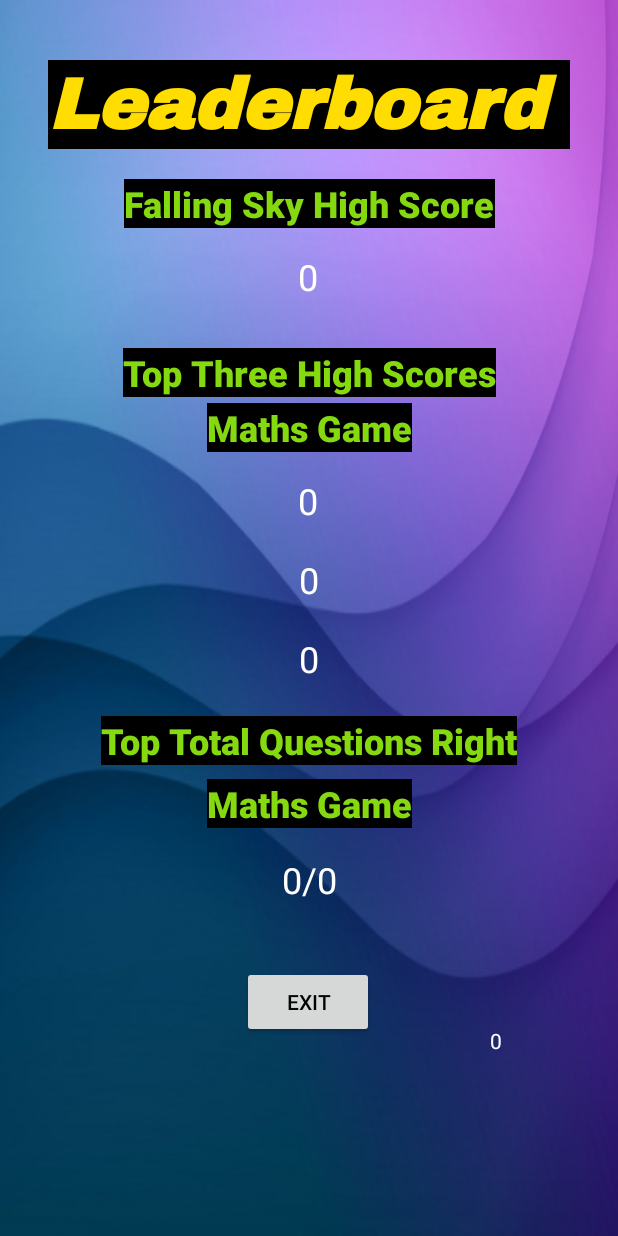
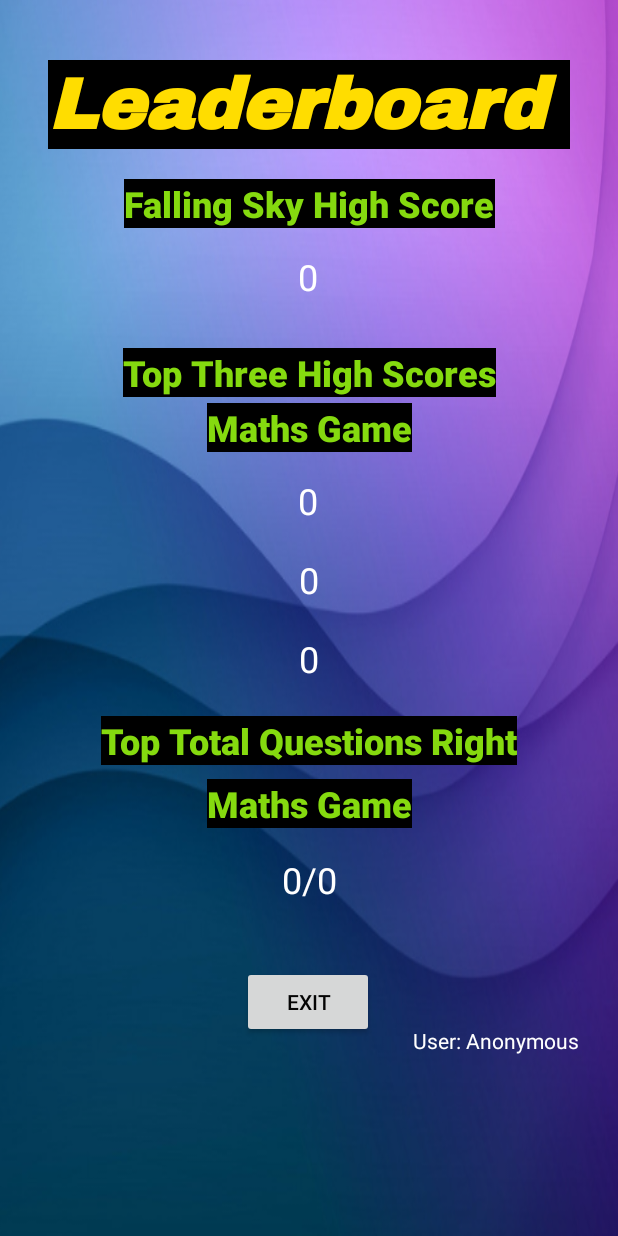
Before and after one commit to RoyFerguson0/Mobile_Madness_Android_Studio, an Android app: the LeaderboardActivity screen opened directly, with no data from a screen before it, on a phone screen of 412 x 824 dp. Run offline under Robolectric (Android 15) with nearby library versions, the phone set to English and light mode, and no system bars.

Commit message:
Roy - 27/12/2023 - 17:50
- Fixed the Leaderboard Display
- Added another Scroll View

```diff
--- a/app/src/main/java/Starter/LeaderboardActivity.java
+++ b/app/src/main/java/Starter/LeaderboardActivity.java
@@ -2,6 +2,7 @@ package Starter;
 
 import androidx.appcompat.app.AppCompatActivity;
 
+import android.annotation.SuppressLint;
 import android.content.Intent;
 import android.os.Bundle;
 import android.view.View;
@@ -16,12 +17,13 @@ import java.io.OutputStream;
 
 public class LeaderboardActivity extends AppCompatActivity {
     TextView lblFallingSkyHighScore, lblMathsHighScoreOne, lblMathsHighScoreTwo, lblMathsHighScoreThree, lblTotalQuestionsRight, lblPlayerName;
-    String[] stored = {"0","0","0","0","0","0","0"};
+    String[] stored = new String[]{"0","0","0","0","0","0","0"};
     String score;
     InputStream inStream;
     OutputStream outputStream;
 
     public void getScores(String file) {
+        stored = new String[]{"0", "0", "0", "0", "0", "0", "0"};
         try{
             inStream = openFileInput(file);
 
@@ -85,6 +87,7 @@ public class LeaderboardActivity extends AppCompatActivity {
     private String MathsQuizPoints;
 
 
+    @SuppressLint("SetTextI18n")
     @Override
     protected void onCreate(Bundle savedInstanceState) {
         super.onCreate(savedInstanceState);
@@ -104,14 +107,13 @@ public class LeaderboardActivity extends AppCompatActivity {
         lblMathsHighScoreTwo.setText(stored[1]);
         lblMathsHighScoreThree.setText(stored[2]);
         getScores("MathsGameTotalScore");
-        String message = stored[0] + "/" + stored[1];
-        lblTotalQuestionsRight.setText(message);
+        lblTotalQuestionsRight.setText(stored[0] + "/" + stored[1]);
 
         getScores("PlayerName");
-        if(stored[0].equals("") || stored[0] == null) {
-            lblPlayerName.setText("Anonymous User");
+        if(stored[0].equals("0") || stored[0] == null) {
+            lblPlayerName.setText("User: Anonymous");
         }else{
-            lblPlayerName.setText(stored[0]);
+            lblPlayerName.setText("User: " + stored[0]);
         }
     }
 
--- a/app/src/main/res/layout/activity_home_falling_sky.xml
+++ b/app/src/main/res/layout/activity_home_falling_sky.xml
@@ -9,6 +9,7 @@
     android:orientation="vertical"
     android:background="#e7dfc2"
     android:gravity="center">
+
 
     <ImageView
         android:layout_width="wrap_content"
--- a/app/src/main/res/layout/activity_leaderboard.xml
+++ b/app/src/main/res/layout/activity_leaderboard.xml
@@ -7,6 +7,12 @@
     android:background="@drawable/leaderboardbackgroundscreen"
     tools:context="Starter.LeaderboardActivity">
 
+    <ScrollView
+        android:layout_width="match_parent"
+        android:layout_height="match_parent" >
+        <androidx.constraintlayout.widget.ConstraintLayout
+            android:layout_width="match_parent"
+            android:layout_height="match_parent">
             <Button
                 android:id="@+id/btnExitToMenu"
                 android:layout_width="wrap_content"
@@ -177,5 +183,6 @@
                 app:layout_constraintEnd_toEndOf="parent"
                 app:layout_constraintStart_toEndOf="@+id/btnExitToMenu"
                 app:layout_constraintTop_toBottomOf="@+id/lblTotalQuestionsRight" />
-
         </androidx.constraintlayout.widget.ConstraintLayout>
+    </ScrollView>
+</androidx.constraintlayout.widget.ConstraintLayout>
```
Also changed, not shown: app/src/main/java/Starter/MenuActivity.java (+12 -0 lines). Lines whose indentation alone changed are shown as unchanged.
